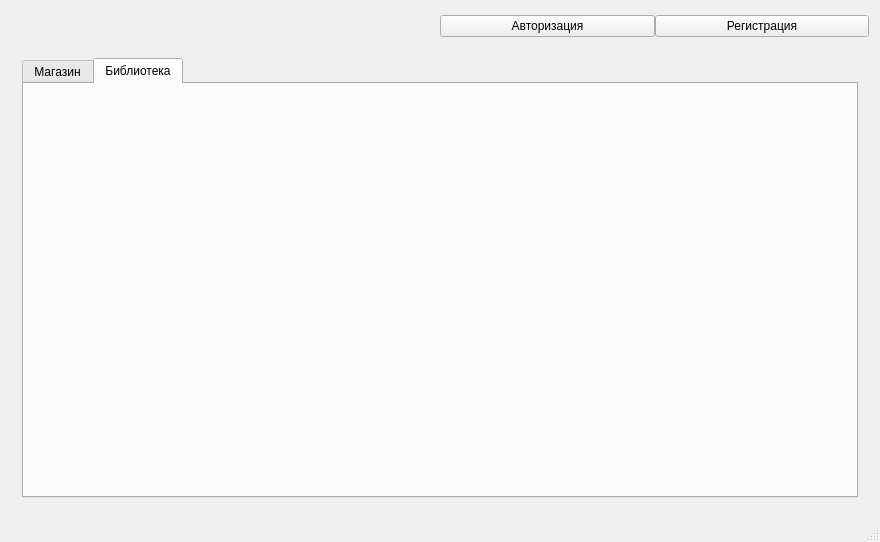
First picture: the form in BD/CoursWork/GameStore/mainwindow.ui, repository andrej22116/PSU_Labs, before the edit.
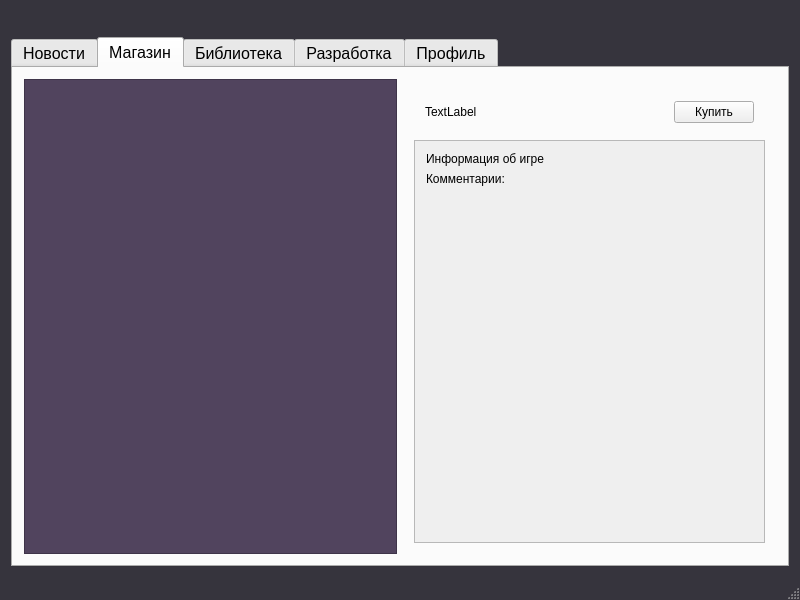
Second picture: the form after the edit. Icons and pictures are not drawn.

```diff
--- a/BD/CoursWork/GameStore/mainwindow.ui
+++ b/BD/CoursWork/GameStore/mainwindow.ui
@@ -6,17 +6,29 @@
    <rect>
     <x>0</x>
     <y>0</y>
-    <width>880</width>
-    <height>542</height>
+    <width>800</width>
+    <height>600</height>
    </rect>
   </property>
+  <property name="minimumSize">
+   <size>
+    <width>800</width>
+    <height>600</height>
+   </size>
+  </property>
   <property name="windowTitle">
    <string>MainWindow</string>
   </property>
+  <property name="styleSheet">
+   <string notr="true">#MainWindow, #centralWidget {
+	background-color: rgb(54, 52, 61);
+	color: white;
+}</string>
+  </property>
   <widget class="QWidget" name="centralWidget">
    <layout class="QVBoxLayout" name="verticalLayout">
     <item>
-     <widget class="QWidget" name="widget" native="true">
+     <widget class="QWidget" name="header" native="true">
       <property name="sizePolicy">
        <sizepolicy hsizetype="Preferred" vsizetype="Minimum">
         <horstretch>0</horstretch>
@@ -61,84 +73,16 @@
          </property>
         </spacer>
        </item>
-       <item>
-        <widget class="QStackedWidget" name="stackedWidget_2">
-         <property name="sizePolicy">
-          <sizepolicy hsizetype="Minimum" vsizetype="Minimum">
-           <horstretch>0</horstretch>
-           <verstretch>0</verstretch>
-          </sizepolicy>
-         </property>
-         <property name="maximumSize">
-          <size>
-           <width>16777215</width>
-           <height>50</height>
-          </size>
-         </property>
-         <property name="currentIndex">
-          <number>0</number>
-         </property>
-         <widget class="QWidget" name="page_3">
-          <property name="sizePolicy">
-           <sizepolicy hsizetype="Minimum" vsizetype="Minimum">
-            <horstretch>0</horstretch>
-            <verstretch>0</verstretch>
-           </sizepolicy>
-          </property>
-          <layout class="QHBoxLayout" name="horizontalLayout_2">
-           <property name="spacing">
-            <number>0</number>
-           </property>
-           <property name="leftMargin">
-            <number>0</number>
-           </property>
-           <property name="topMargin">
-            <number>0</number>
-           </property>
-           <property name="rightMargin">
-            <number>0</number>
-           </property>
-           <property name="bottomMargin">
-            <number>0</number>
-           </property>
-           <item>
-            <widget class="QPushButton" name="pushButton">
-             <property name="text">
-              <string>Авторизация</string>
-             </property>
-            </widget>
-           </item>
-           <item>
-            <widget class="QPushButton" name="pushButton_2">
-             <property name="text">
-              <string>Регистрация</string>
-             </property>
-            </widget>
-           </item>
-          </layout>
-         </widget>
-         <widget class="QWidget" name="page_4">
-          <property name="sizePolicy">
-           <sizepolicy hsizetype="Minimum" vsizetype="Minimum">
-            <horstretch>0</horstretch>
-            <verstretch>0</verstretch>
-           </sizepolicy>
-          </property>
-         </widget>
-        </widget>
-       </item>
-      </layout>
-     </widget>
-    </item>
+      </layout>
+     </widget>
+    </item>
     <item>
-     <widget class="QStackedWidget" name="stackedWidget">
-      <property name="currentIndex">
-       <number>0</number>
+     <widget class="QTabWidget" name="mainTabWidget">
+      <property name="font">
+       <font>
+        <pointsize>12</pointsize>
+       </font>
       </property>
-      <widget class="QWidget" name="page">
-       <layout class="QGridLayout" name="gridLayout">
-        <item row="0" column="0">
-         <widget class="QTabWidget" name="tabWidget">
           <property name="tabPosition">
            <enum>QTabWidget::North</enum>
           </property>
@@ -155,7 +99,7 @@
            </size>
           </property>
           <property name="elideMode">
-           <enum>Qt::ElideMiddle</enum>
+       <enum>Qt::ElideNone</enum>
           </property>
           <property name="usesScrollButtons">
            <bool>true</bool>
@@ -164,11 +108,20 @@
            <bool>false</bool>
           </property>
           <property name="movable">
-           <bool>true</bool>
+       <bool>false</bool>
           </property>
           <property name="tabBarAutoHide">
            <bool>false</bool>
           </property>
+      <widget class="QWidget" name="tabGlobalNews">
+       <attribute name="icon">
+        <iconset resource="src/sources.qrc">
+         <normaloff>:/icons/images/news.png</normaloff>:/icons/images/news.png</iconset>
+       </attribute>
+       <attribute name="title">
+        <string>Новости</string>
+       </attribute>
+      </widget>
           <widget class="QWidget" name="tabGameStore">
            <attribute name="icon">
             <iconset resource="src/sources.qrc">
@@ -177,17 +130,136 @@
            <attribute name="title">
             <string>Магазин</string>
            </attribute>
+       <layout class="QHBoxLayout" name="horizontalLayout_2">
+        <item>
+         <widget class="QListWidget" name="listGames">
+          <property name="maximumSize">
+           <size>
+            <width>600</width>
+            <height>16777215</height>
+           </size>
+          </property>
+          <property name="styleSheet">
+           <string notr="true">#listGames {
+	background-color: rgb(81, 68, 94);
+}</string>
+          </property>
+         </widget>
+        </item>
+        <item>
+         <widget class="QWidget" name="widgetGameInfo" native="true">
+          <layout class="QVBoxLayout" name="verticalLayout_3">
+           <item>
+            <widget class="QWidget" name="widgetGameTitle" native="true">
+             <layout class="QHBoxLayout" name="horizontalLayout_3">
+              <item>
+               <widget class="QLabel" name="labelGameName">
+                <property name="text">
+                 <string>TextLabel</string>
+                </property>
+               </widget>
+              </item>
+              <item>
+               <spacer name="horizontalSpacer_2">
+                <property name="orientation">
+                 <enum>Qt::Horizontal</enum>
+                </property>
+                <property name="sizeHint" stdset="0">
+                 <size>
+                  <width>40</width>
+                  <height>20</height>
+                 </size>
+                </property>
+               </spacer>
+              </item>
+              <item>
+               <widget class="QPushButton" name="buttonBuyGame">
+                <property name="text">
+                 <string>Купить</string>
+                </property>
+               </widget>
+              </item>
+             </layout>
+            </widget>
+           </item>
+           <item>
+            <widget class="QScrollArea" name="scrollGameInfo">
+             <property name="widgetResizable">
+              <bool>true</bool>
+             </property>
+             <widget class="QWidget" name="scrollAreaWidgetContents">
+              <property name="geometry">
+               <rect>
+                <x>0</x>
+                <y>0</y>
+                <width>356</width>
+                <height>390</height>
+               </rect>
+              </property>
+              <layout class="QVBoxLayout" name="verticalLayout_4">
+               <item>
+                <widget class="QLabel" name="labelGameInfoTitle">
+                 <property name="text">
+                  <string>Информация об игре</string>
+                 </property>
+                </widget>
+               </item>
+               <item>
+                <widget class="QLabel" name="labelGameCommentsTitle">
+                 <property name="text">
+                  <string>Комментарии:</string>
+                 </property>
+                </widget>
+               </item>
+               <item>
+                <spacer name="verticalSpacer">
+                 <property name="orientation">
+                  <enum>Qt::Vertical</enum>
+                 </property>
+                 <property name="sizeHint" stdset="0">
+                  <size>
+                   <width>20</width>
+                   <height>40</height>
+                  </size>
+                 </property>
+                </spacer>
+               </item>
+              </layout>
+             </widget>
+            </widget>
+           </item>
+          </layout>
+         </widget>
+        </item>
+       </layout>
           </widget>
           <widget class="QWidget" name="tabLibrary">
+       <attribute name="icon">
+        <iconset resource="src/sources.qrc">
+         <normaloff>:/icons/images/library.png</normaloff>:/icons/images/library.png</iconset>
+       </attribute>
            <attribute name="title">
             <string>Библиотека</string>
            </attribute>
           </widget>
-         </widget>
-        </item>
-       </layout>
+      <widget class="QWidget" name="tabDevelopment">
+       <attribute name="icon">
+        <iconset resource="src/sources.qrc">
+         <normaloff>:/icons/images/develop.png</normaloff>:/icons/images/develop.png</iconset>
+       </attribute>
+       <attribute name="title">
+        <string>Разработка</string>
+       </attribute>
+      </widget>
+      <widget class="QWidget" name="tabUser">
+       <attribute name="icon">
+        <iconset resource="src/sources.qrc">
+         <normaloff>:/icons/images/user.png</normaloff>:/icons/images/user.png</iconset>
+       </attribute>
+       <attribute name="title">
+        <string>Профиль</string>
+       </attribute>
       </widget>
-      <widget class="QWidget" name="page_2"/>
      </widget>
     </item>
    </layout>
```
Lines whose indentation alone changed are shown as unchanged.
